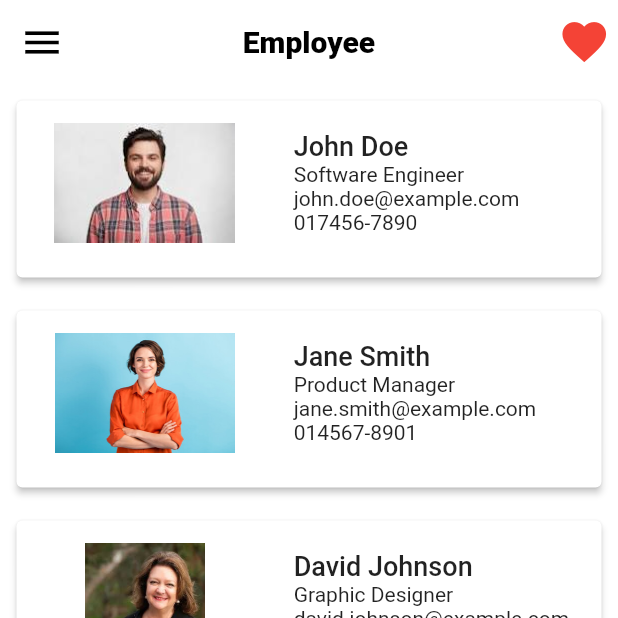
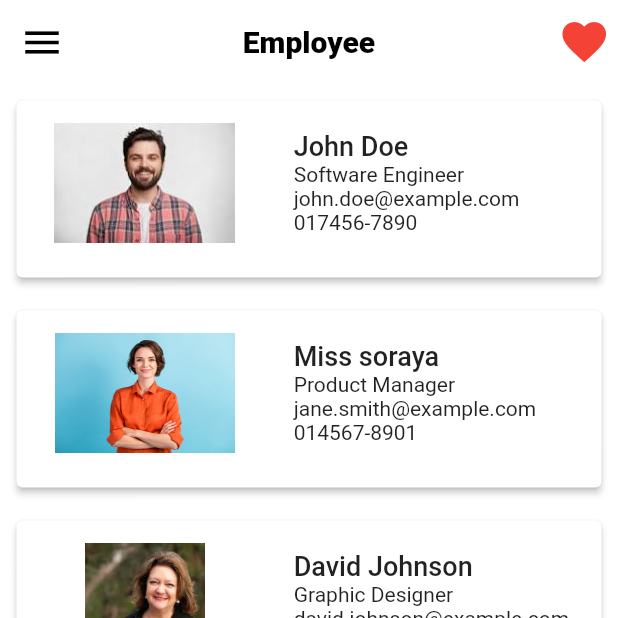
Before and after one commit to sagorahamed1/master_details_ui, a Flutter app: the screen it shows after launch, on a phone screen of 412 x 824 dp, the top half of it. Run offline on Flutter 3.47's test engine with Material 2 defaults, Android fonts, the phone set to English and light mode, and no system bars; missing offline and left inert: fluttercontactpicker.

Commit message:
Update home_screen.dart

```diff
--- a/master_delails_practice/lib/screen/home_screen.dart
+++ b/master_delails_practice/lib/screen/home_screen.dart
@@ -10,7 +10,7 @@ class HomeScreen extends StatelessWidget {
   List <Person> getpersonsinfo(){
     List <Person> list = [];
     list.add(Person(image: 'person1.jpg', name: 'John Doe', designation: 'Software Engineer', email: 'john.doe@example.com', phoneNo: '017456-7890',));
-    list.add(Person(image: 'person2.jpg', name: 'Jane Smith', designation: 'Product Manager', email: 'jane.smith@example.com', phoneNo: '014567-8901',));
+    list.add(Person(image: 'person2.jpg', name: 'Miss soraya', designation: 'Product Manager', email: 'jane.smith@example.com', phoneNo: '014567-8901',));
     list.add(Person(image: 'person3.jpg', name: 'David Johnson', designation: 'Graphic Designer', email: 'david.johnson@example.com', phoneNo: '013678-9012',));
     list.add(Person(image: 'person4.jpg', name: 'Emily Brown', designation: 'Marketing Specialist', email: 'emily.brown@example.com', phoneNo: '016789-0123',));
     list.add(Person(image: 'person5.jpg', name: 'Michael Wilson', designation: 'Financial Analyst', email: 'michael.wilson@example.com', phoneNo: '019890-1234',));
```
